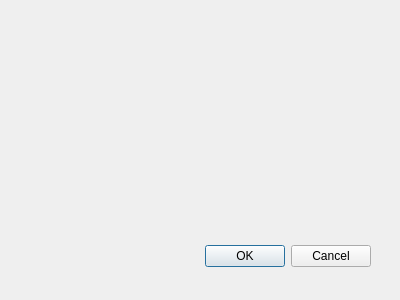
Before: the Qt Designer form pipeline_planner_dialog_base.ui in mdelsinne44/qgis-pipelineplanner, drawn with Qt 5.
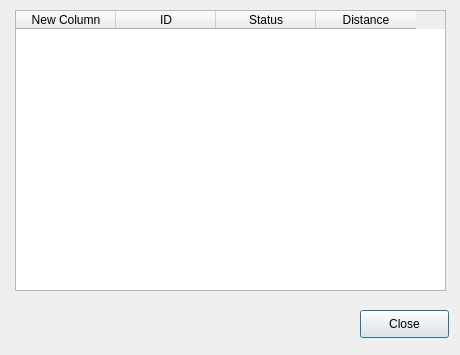
After: the same form once the commit is applied.

```diff
--- a/pipeline_planner_dialog_base.ui
+++ b/pipeline_planner_dialog_base.ui
@@ -1,31 +1,62 @@
-<ui version="4.0" >
- <class>PipelinePlannerDialogBase</class>
- <widget class="QDialog" name="PipelinePlannerDialogBase" >
-  <property name="geometry" >
+<?xml version="1.0" encoding="UTF-8"?>
+<ui version="4.0">
+ <class>dlgPipelineDialog</class>
+ <widget class="QDialog" name="dlgPipelineDialog">
+  <property name="geometry">
    <rect>
     <x>0</x>
     <y>0</y>
-    <width>400</width>
-    <height>300</height>
+    <width>460</width>
+    <height>355</height>
    </rect>
   </property>
   <property name="windowTitle" >
    <string>Pipeline Planner</string>
   </property>
-  <widget class="QDialogButtonBox" name="button_box" >
-   <property name="geometry" >
+  <widget class="QTableWidget" name="tblImpacts">
+   <property name="geometry">
     <rect>
-     <x>30</x>
-     <y>240</y>
-     <width>341</width>
-     <height>32</height>
+     <x>15</x>
+     <y>10</y>
+     <width>431</width>
+     <height>281</height>
     </rect>
    </property>
-   <property name="orientation" >
-    <enum>Qt::Horizontal</enum>
+   <property name="alternatingRowColors">
+    <bool>true</bool>
    </property>
-   <property name="standardButtons" >
-    <set>QDialogButtonBox::Cancel|QDialogButtonBox::Ok</set>
+   <column>
+    <property name="text">
+     <string>New Column</string>
+    </property>
+   </column>
+   <column>
+    <property name="text">
+     <string>ID</string>
+    </property>
+   </column>
+   <column>
+    <property name="text">
+     <string>Status</string>
+    </property>
+   </column>
+   <column>
+    <property name="text">
+     <string>Distance</string>
+    </property>
+   </column>
+  </widget>
+  <widget class="QPushButton" name="btnClose">
+   <property name="geometry">
+    <rect>
+     <x>360</x>
+     <y>310</y>
+     <width>89</width>
+     <height>28</height>
+    </rect>
+   </property>
+   <property name="text">
+    <string>Close</string>
    </property>
   </widget>
  </widget>
```
Left out of the diff: 36 changed lines with no effect on the pictures.
